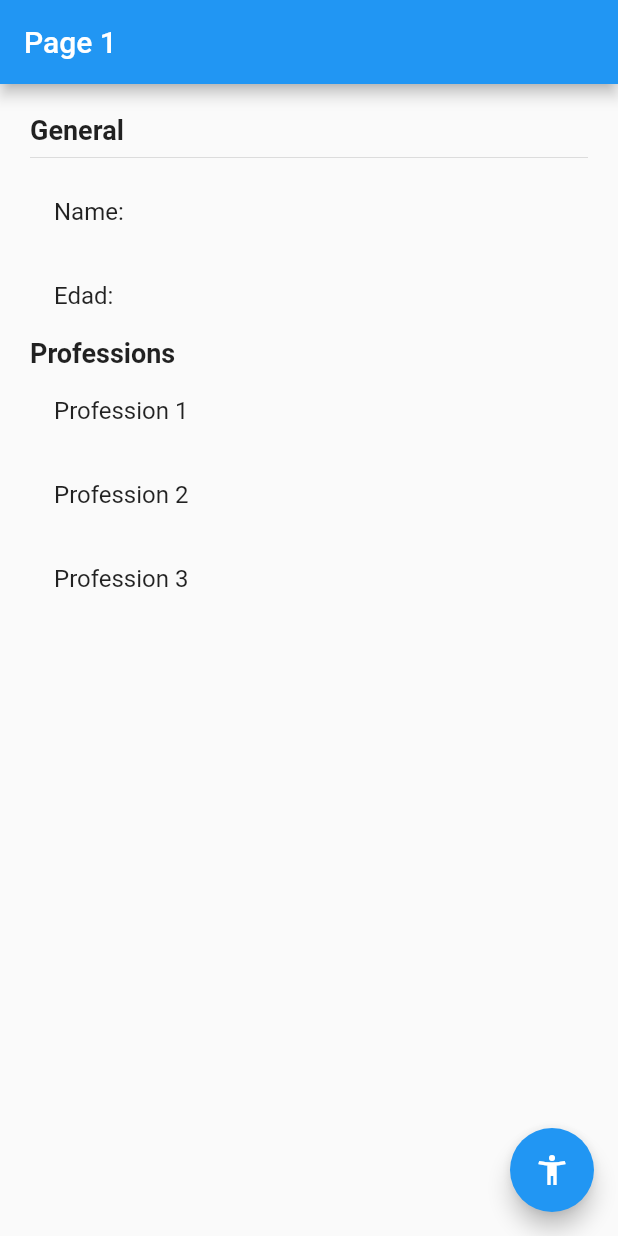
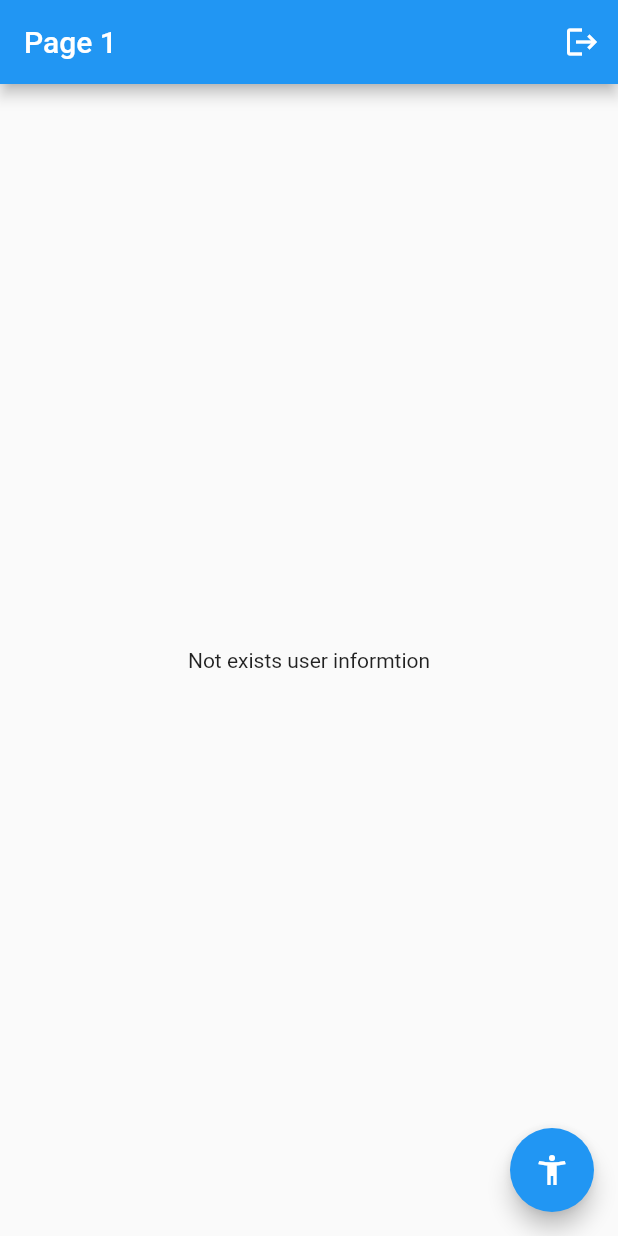
Before and after one commit to JaviKo500/app-state, a Flutter app: the screen it shows after launch, on a phone screen of 412 x 824 dp. Run offline on Flutter 3.47's test engine with Material 2 defaults, Android fonts, the light colour scheme and no system bars; our stand-ins replace flutter_bloc.

Commit message:
Cubit ready

```diff
--- /dev/null
+++ b/lib/bloc/user/user_cubit.dart
@@ -0,0 +1,40 @@
+import 'package:meta/meta.dart';
+import 'package:flutter_bloc/flutter_bloc.dart';
+
+import 'package:app_estate/models/user.dart';
+
+
+part 'user_state.dart';
+class UserCubit extends Cubit<UserState>{
+
+  UserCubit(): super( UserInitial() );
+
+  void selectUser( User user ) {
+    emit( UserActive(user));
+  }
+
+  void changeAge( int age ) {
+    final currentState = state;
+    if ( currentState is UserActive ) {
+      final newUser = currentState.user.copyWith(age: age);
+      emit( UserActive( newUser ) );
+    }
+  }
+
+  void addProfession() {
+    final currentState = state;
+    if ( currentState is UserActive ) {
+      final newProfesions = [
+        ...currentState.user.professions,
+        'profession ${ currentState.user.professions.length + 1 }'
+      ];
+      final  newUser = currentState.user.copyWith(professions: newProfesions);
+      emit( UserActive( newUser ));
+    }
+  }
+
+  void removeUser() {
+    emit( UserInitial() );
+  }
+
+}
--- /dev/null
+++ b/lib/bloc/user/user_state.dart
@@ -0,0 +1,22 @@
+part of 'user_cubit.dart';
+
+@immutable
+abstract class UserState {}
+
+class UserInitial extends UserState {
+
+  final  userExists = false;
+
+  @override
+  String toString() {
+    return 'Initial user => userExists = false';
+  }
+}
+
+class UserActive extends UserState {
+  final userExists = true;
+  final User user;
+
+  UserActive(this.user);
+
+}
--- a/lib/main.dart
+++ b/lib/main.dart
@@ -1,13 +1,21 @@
+import 'package:flutter/material.dart';
+import 'package:flutter_bloc/flutter_bloc.dart';
+
+import 'package:app_estate/bloc/user/user_cubit.dart';
+
 import 'package:app_estate/pages/page1_page.dart';
 import 'package:app_estate/pages/page2_page.dart';
-import 'package:flutter/material.dart';
 
 void main() => runApp(MyApp());
 
 class MyApp extends StatelessWidget {
   @override
   Widget build(BuildContext context) {
-    return MaterialApp(
+    return MultiBlocProvider(
+      providers: [
+        BlocProvider( create: ( _ ) => UserCubit())
+      ],
+      child: MaterialApp(
         title: 'Material App',
         debugShowCheckedModeBanner: false,
         initialRoute: 'page1',
@@ -15,6 +23,7 @@ class MyApp extends StatelessWidget {
           'page1': ( _ ) => Page1Page(),
           'page2': ( _ ) => Page2Page(),
         },
+      ),
     );
   }
 }
--- a/lib/models/user.dart
+++ b/lib/models/user.dart
@@ -1,10 +1,20 @@
 class User {
-  String name;
-  int age;
-  List<String> professions;
+  final String name;
+  final int age;
+  final List<String> professions;
   User({
     required this.name,
     required this.age,
     required this.professions,
   });
+
+  User copyWith({
+    String? name,
+    int? age,
+    List< String >? professions
+  }) => User(
+      name: name ?? this.name,
+      age: age ?? this.age,
+      professions: professions ?? this.professions
+  );
 }
--- a/lib/pages/page1_page.dart
+++ b/lib/pages/page1_page.dart
@@ -1,29 +1,67 @@
-import 'dart:ffi';
 
+import 'package:app_estate/bloc/user/user_cubit.dart';
+import 'package:app_estate/models/user.dart';
 import 'package:flutter/material.dart';
+import 'package:flutter_bloc/flutter_bloc.dart';
 
 
 class Page1Page extends StatelessWidget {
 
   @override
   Widget build(BuildContext context) {
+
     return Scaffold(
       appBar: AppBar(
         title: const Text('Page 1'),
+        actions: [
+          IconButton(
+            onPressed: () => context.read<UserCubit>().removeUser(),
+          icon: const Icon(Icons.logout))
+        ],
       ),
-      body: userInformation(),
+      body: BodyScaffold(),
      floatingActionButton: FloatingActionButton(
-       child:  Icon( Icons.accessibility_new),
+       child:  const Icon( Icons.accessibility_new),
        onPressed: () => Navigator.pushNamed(context, 'page2'),
      ),
    );
   }
 }
 
-class userInformation extends StatelessWidget {
-  const userInformation({
+class BodyScaffold extends StatelessWidget {
+  const BodyScaffold({
     Key? key,
   }) : super(key: key);
+
+  @override
+  Widget build(BuildContext context) {
+    return BlocBuilder< UserCubit, UserState >(
+      builder: ( _ , state) {
+        switch (state.runtimeType) {
+          case UserInitial:
+            return const Center( child:  Text( 'Not exists user informtion' ),);
+            // break;
+          case UserActive:
+            return userInformation((state as UserActive).user);
+            // break;
+          default:
+            return const Center( child:  Text( 'Unknown State'),);
+        }
+        // if ( state is UserInitial ) {
+        //   return const Center( child:  Text( 'Not exists user informtion' ),);
+        // } else if ( state is UserActive ){
+        //   return userInformation(state.user);
+        // } else {
+        //   return Center( child:  Text( 'Unknown State'),);
+        // }
+      },
+    );
+  }
+}
+
+class userInformation extends StatelessWidget {
+  final User user;
+  const userInformation(this.user);
 
   @override
   Widget build(BuildContext context) {
@@ -33,16 +71,16 @@ class userInformation extends StatelessWidget {
       padding: EdgeInsets.all(20.0),
       child: Column(
         crossAxisAlignment: CrossAxisAlignment.start,
-        children: const [
+        children: [
           Text('General', style:  TextStyle(fontSize:  18, fontWeight: FontWeight.bold),),
           Divider(),
-          ListTile(title:  Text('Name:'),),
-          ListTile(title:  Text('Edad:'),),
+          ListTile(title:  Text('Name: ${user.name }'),),
+          ListTile(title:  Text('Edad: ${user.age }'),),
           Text('Professions', style:  TextStyle( fontSize:  18, fontWeight:  FontWeight.bold)),
-          ListTile(title:  Text('Profession 1'),),
-          ListTile(title:  Text('Profession 2'),),
-          ListTile(title:  Text('Profession 3'),),
-
+          Divider(),
+          ...user.professions.map(
+            (prof) => ListTile( title:  Text( prof ))
+          ).toList()
         ],
       ),
     );
--- a/lib/pages/page2_page.dart
+++ b/lib/pages/page2_page.dart
@@ -1,10 +1,13 @@
+import 'package:app_estate/bloc/user/user_cubit.dart';
+import 'package:app_estate/models/user.dart';
 import 'package:flutter/material.dart';
-
+import 'package:flutter_bloc/flutter_bloc.dart';
 
 class Page2Page extends StatelessWidget {
 
   @override
   Widget build(BuildContext context) {
+    final  userCubit =  context.read<UserCubit>();
     return Scaffold(
       appBar: AppBar(
         title: const Text('Page 2'),
@@ -17,21 +20,22 @@ class Page2Page extends StatelessWidget {
               child: const Text('Set user', style: TextStyle(color: Colors.white),),
               color: Colors.blue,
               onPressed: () {
-
+                final newUser = User(name: 'Javier', age: 23, professions: [ ' dev' ]);
+                userCubit.selectUser(newUser);
               },
             ),
             MaterialButton(
               child: const Text('Change age', style: TextStyle(color: Colors.white),),
               color: Colors.blue,
               onPressed: () {
-
+                userCubit.changeAge(24);
               },
             ),
             MaterialButton(
               child: const Text('Add profession', style: TextStyle(color: Colors.white),),
               color: Colors.blue,
               onPressed: () {
-
+                userCubit.addProfession();
               },
             ),
           ],
```
Also changed, not shown: pubspec.yaml (+4 -12 lines), pubspec.lock. Lines whose indentation alone changed are shown as unchanged.
